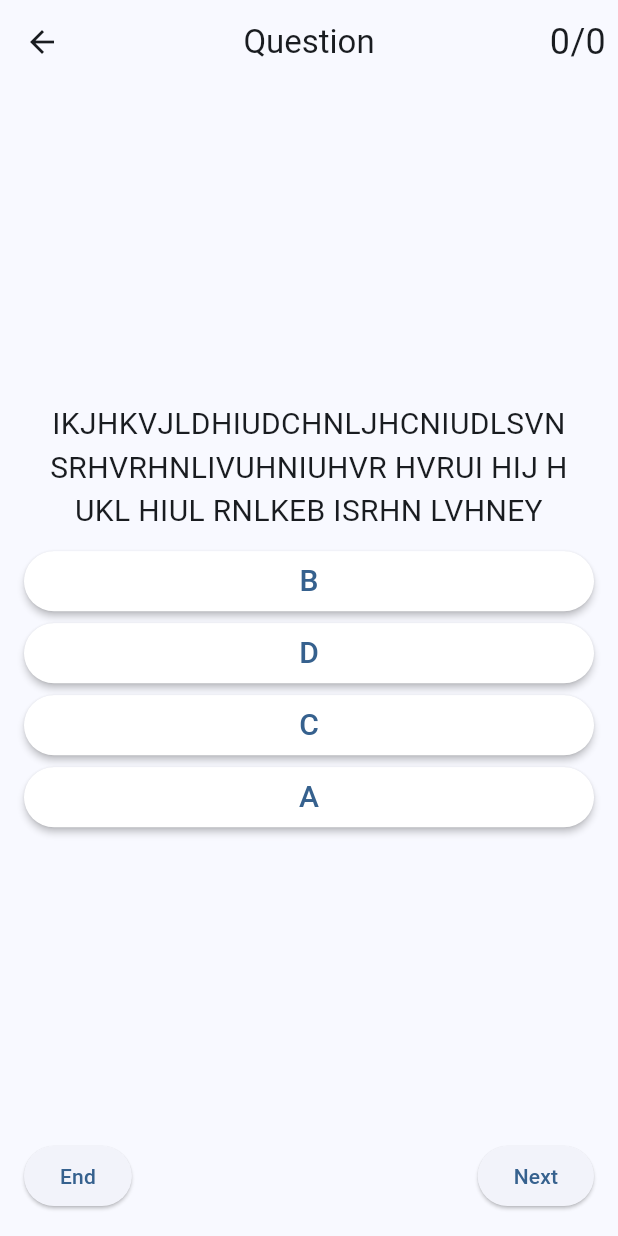
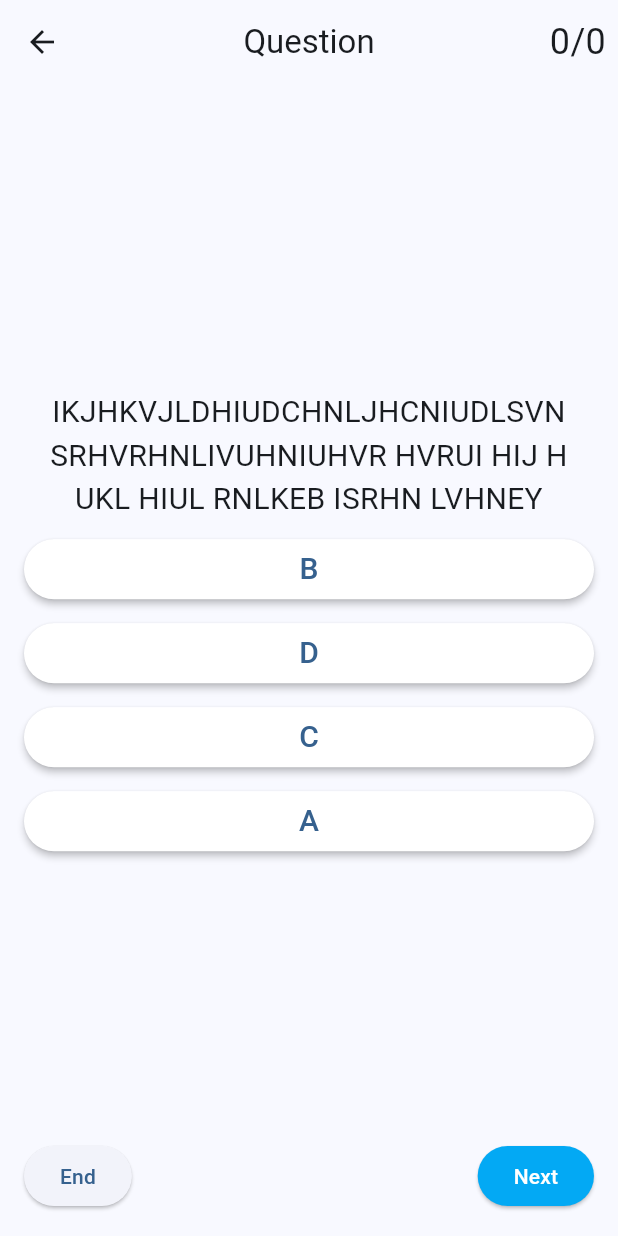
Before and after one commit to MananGandhi1810/quiz-app, a Flutter app: the QuestionPage screen opened directly, after a tap on "Next", on a phone screen of 412 x 824 dp. Run offline on Flutter 3.47's test engine with Material 3 defaults, Android fonts, the phone set to English and light mode, and no system bars.

```diff
--- a/lib/presentation/question_page.dart
+++ b/lib/presentation/question_page.dart
@@ -27,9 +27,7 @@ class _QuestionPageState extends State<QuestionPage> {
     if (_submittedAnswer != null) {
       return;
     }
-    context
-        .read<ScoreProvider>()
-        .submitAnswer(answer == _question?.answer);
+    context.read<ScoreProvider>().submitAnswer(answer == _question?.answer);
     setState(() {
       _submittedAnswer = answer;
     });
@@ -99,7 +97,7 @@ class _QuestionPageState extends State<QuestionPage> {
                                   ),
                                 ),
                               ),
-                              i == 3
+                              i != 3
                                   ? Padding(
                                       padding: EdgeInsets.all(4),
                                     )
@@ -117,8 +115,46 @@ class _QuestionPageState extends State<QuestionPage> {
                         child: Text("End"),
                       ),
                       ElevatedButton(
-                        onPressed: () {},
-                        child: Text("Next"),
+                        onPressed: () {
+                          if (_submittedAnswer == null) {
+                            return;
+                          }
+                          Navigator.of(context).pushReplacement(
+                            PageRouteBuilder(
+                              pageBuilder:
+                                  (context, animation, secondaryAnimation) =>
+                                      const QuestionPage(),
+                              transitionsBuilder: (context, animation,
+                                  secondaryAnimation, child) {
+                                const begin = Offset(1.0, 0.0);
+                                const end = Offset.zero;
+                                const curve = Curves.ease;
+
+                                final tween = Tween(begin: begin, end: end);
+                                final curvedAnimation = CurvedAnimation(
+                                  parent: animation,
+                                  curve: curve,
+                                );
+
+                                return SlideTransition(
+                                  position: tween.animate(curvedAnimation),
+                                  child: child,
+                                );
+                              },
+                            ),
+                          );
+                        },
+                        style: ButtonStyle(
+                          backgroundColor: WidgetStatePropertyAll(
+                            Colors.lightBlue,
+                          ),
+                        ),
+                        child: Text(
+                          "Next",
+                          style: TextStyle(
+                            color: Colors.white,
+                          ),
+                        ),
                       ),
                     ],
                   )
```
